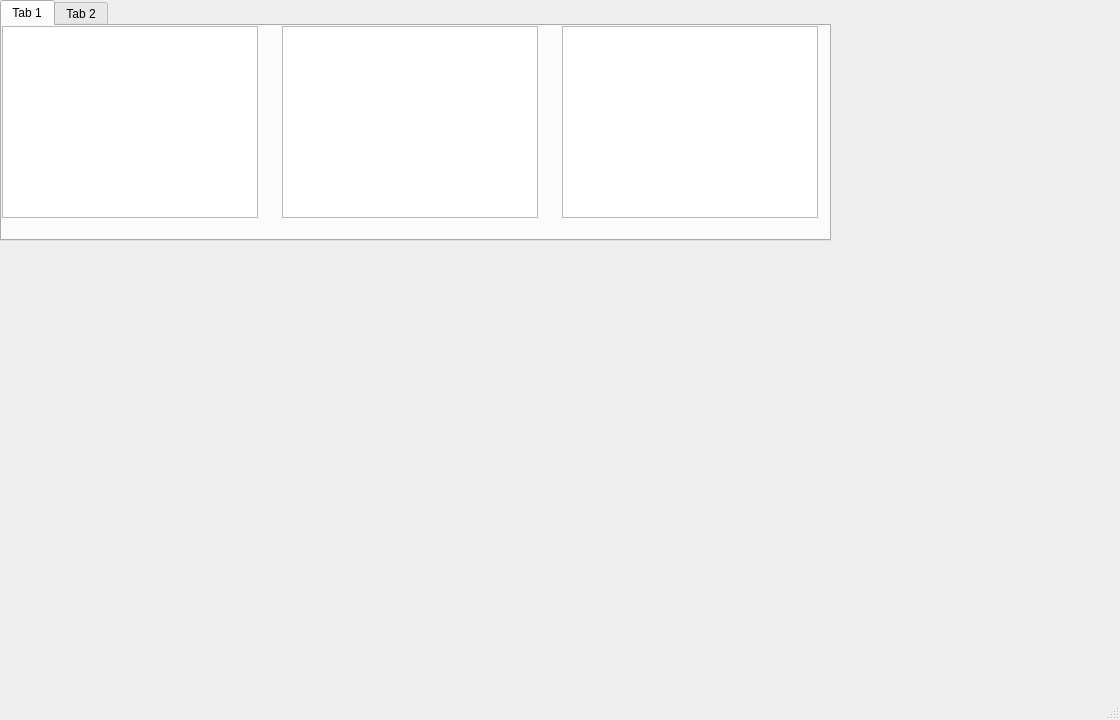
The window that src/ui/MainWindow.ui (Open-Source-Intelligent-Engineering/OpenIE-TEAS) describes before a commit, drawn with Qt 5.
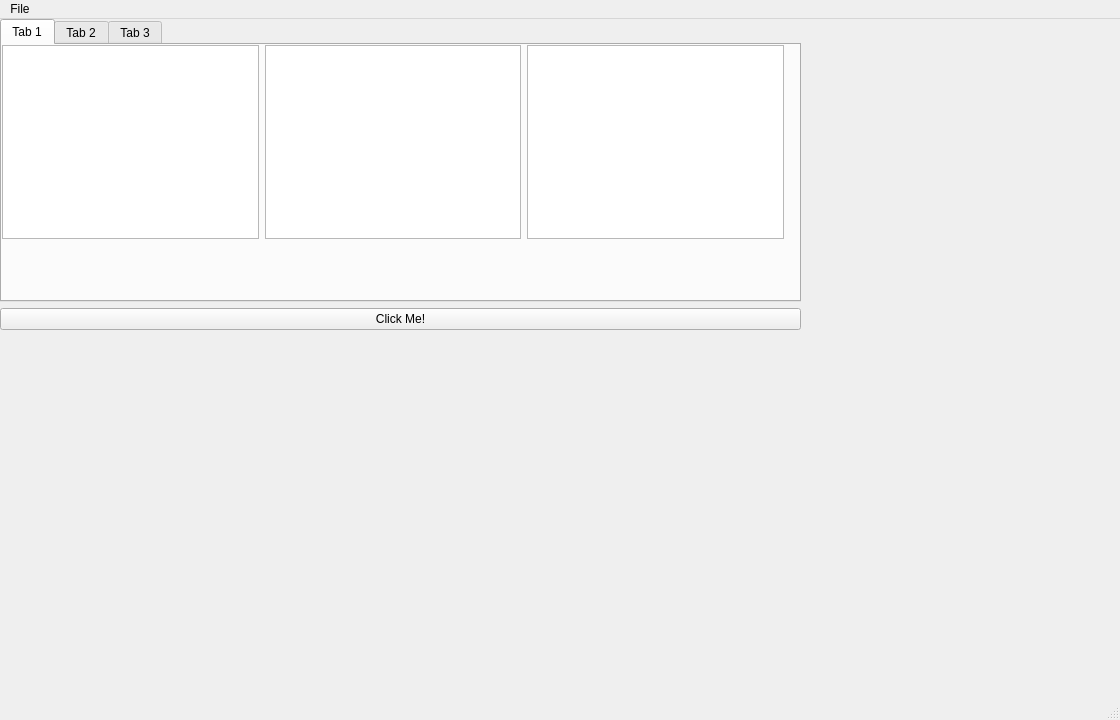
The same window after the commit.

Commit message: generate UI from *.ui file

The edit to the form file:
```diff
--- a/src/ui/MainWindow.ui
+++ b/src/ui/MainWindow.ui
@@ -14,15 +14,18 @@
    <string>MainWindow</string>
   </property>
   <widget class="QWidget" name="centralwidget">
+   <widget class="QWidget" name="">
+    <property name="geometry">
+     <rect>
+      <x>0</x>
+      <y>0</y>
+      <width>801</width>
+      <height>311</height>
+     </rect>
+    </property>
+    <layout class="QVBoxLayout" name="verticalLayout">
+     <item>
    <widget class="QTabWidget" name="tabWidget">
-    <property name="geometry">
-     <rect>
-      <x>0</x>
-      <y>0</y>
-      <width>831</width>
-      <height>241</height>
-     </rect>
-    </property>
     <property name="currentIndex">
      <number>0</number>
     </property>
@@ -30,35 +33,26 @@
      <attribute name="title">
       <string>Tab 1</string>
      </attribute>
-     <widget class="QColumnView" name="columnView">
+        <widget class="QWidget" name="">
       <property name="geometry">
        <rect>
         <x>0</x>
         <y>0</y>
-        <width>256</width>
-        <height>192</height>
-       </rect>
-      </property>
-     </widget>
-     <widget class="QColumnView" name="columnView_2">
-      <property name="geometry">
-       <rect>
-        <x>280</x>
-        <y>0</y>
-        <width>256</width>
-        <height>192</height>
-       </rect>
-      </property>
-     </widget>
-     <widget class="QColumnView" name="columnView_4">
-      <property name="geometry">
-       <rect>
-        <x>560</x>
-        <y>0</y>
-        <width>256</width>
-        <height>192</height>
-       </rect>
-      </property>
+           <width>782</width>
+           <height>194</height>
+          </rect>
+         </property>
+         <layout class="QHBoxLayout" name="horizontalLayout">
+          <item>
+           <widget class="QColumnView" name="columnView_1"/>
+          </item>
+          <item>
+           <widget class="QColumnView" name="columnView_2"/>
+          </item>
+          <item>
+           <widget class="QColumnView" name="columnView_3"/>
+          </item>
+         </layout>
      </widget>
     </widget>
     <widget class="QWidget" name="tab_2">
@@ -66,6 +60,21 @@
       <string>Tab 2</string>
      </attribute>
     </widget>
+       <widget class="QWidget" name="tab_3">
+        <attribute name="title">
+         <string>Tab 3</string>
+        </attribute>
+       </widget>
+      </widget>
+     </item>
+     <item>
+      <widget class="QPushButton" name="MyPushButton">
+       <property name="text">
+        <string>Click Me!</string>
+       </property>
+      </widget>
+     </item>
+    </layout>
    </widget>
   </widget>
   <widget class="QMenuBar" name="menubar">
@@ -77,6 +86,13 @@
      <height>21</height>
     </rect>
    </property>
+   <widget class="QMenu" name="menuFile">
+    <property name="title">
+     <string>File</string>
+    </property>
+    <addaction name="actionUnit_Test"/>
+   </widget>
+   <addaction name="menuFile"/>
   </widget>
   <widget class="QStatusBar" name="statusbar"/>
  </widget>
```
Left out of the diff: 5 changed lines with no effect on the pictures. Lines whose indentation alone changed are shown as unchanged. The commit also changes 2 other files.
